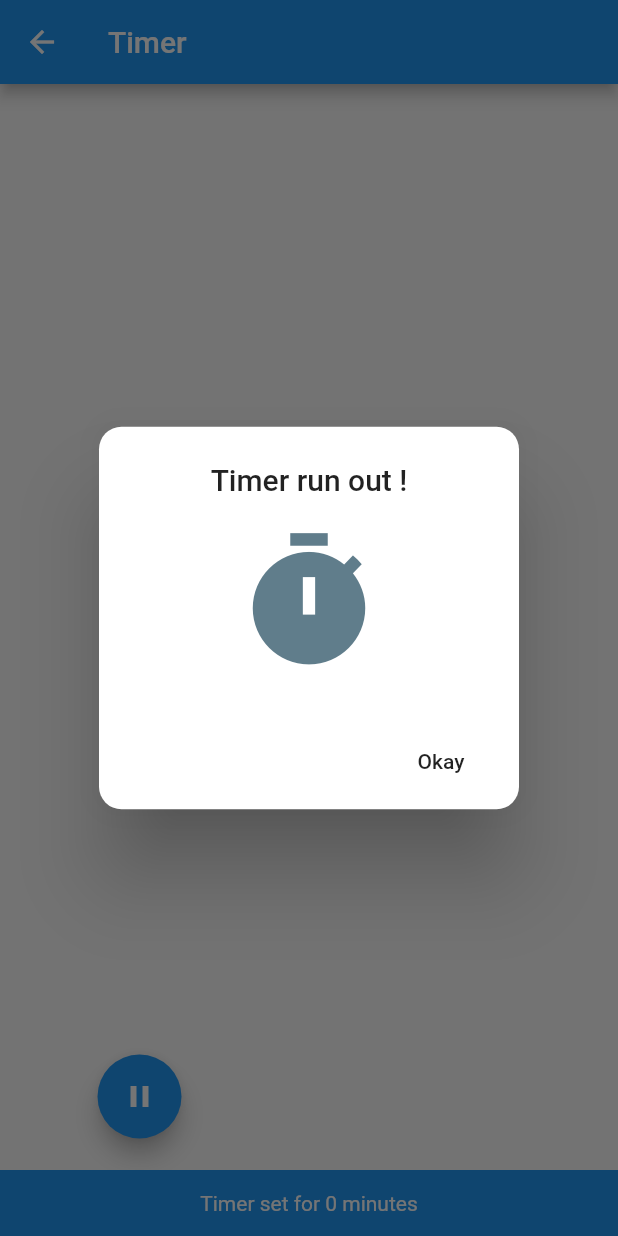
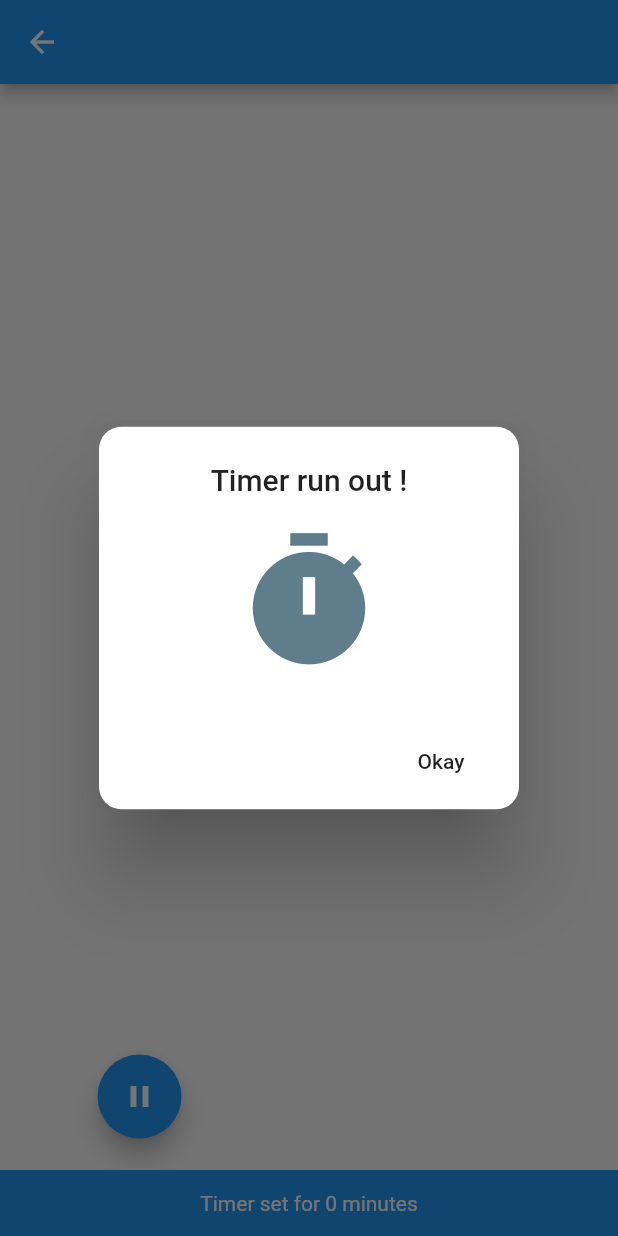
Before and after one commit to emvaized/Nice_animated_timer_app, a Flutter app: the TimerCountDown screen opened directly with empty values, on a phone screen of 412 x 824 dp. Run offline on Flutter 3.47's test engine with Material 2 defaults, Android fonts, the phone set to English and light mode, and no system bars; our stand-ins replace flutter_local_notifications; missing offline and left inert: flutter_duration_picker; statements that could not run were skipped.

Commit message:
Little bug fixes and improvements.

```diff
--- a/lib/ui/TimePickerHome.dart
+++ b/lib/ui/TimePickerHome.dart
@@ -38,7 +38,6 @@ class TimePickerState extends State<TimePicker> with TickerProviderStateMixin {
 
   @override
   void initState() {
-    super.initState();
     controller = AnimationController(
       vsync: this,
       duration: Duration(milliseconds: 600),
@@ -55,13 +54,14 @@ class TimePickerState extends State<TimePicker> with TickerProviderStateMixin {
         initializationSettingsAndroid, initializationSettingsIOS);
     flutterLocalNotificationsPlugin = new FlutterLocalNotificationsPlugin();
     flutterLocalNotificationsPlugin.initialize(initializationSettings);
+    super.initState();
   }
 
   @override
   void dispose() {
-    super.dispose();
     initialOpacityTimer.cancel();
     controller.dispose();
+    super.dispose();
   }
 
   @override
@@ -69,13 +69,14 @@ class TimePickerState extends State<TimePicker> with TickerProviderStateMixin {
     return Scaffold(
         appBar: AppBar(
           backgroundColor: Colors.white,
+          elevation: 2,
           title: Row(
             mainAxisAlignment: MainAxisAlignment.center,
             children: <Widget>[
-              Icon(Icons.timer, color: Colors.black),
+              Icon(Icons.timer, color: Colors.black87),
               Padding(
                 padding: const EdgeInsets.all(8.0),
-                child: Text('Timer', style: TextStyle(color: Colors.black)),
+                child: Text('Timer App', style: TextStyle(color: Colors.black87)),
               ),
             ],
           ),
--- a/lib/ui/TimerScreen.dart
+++ b/lib/ui/TimerScreen.dart
@@ -12,6 +12,8 @@ class TimerCountDown extends StatefulWidget {
   _TimerCountDownState createState() => _TimerCountDownState();
 }
 
+
+
 class _TimerCountDownState extends State<TimerCountDown>
     with TickerProviderStateMixin {
   FlutterLocalNotificationsPlugin flutterLocalNotificationsPlugin;
@@ -24,7 +26,6 @@ class _TimerCountDownState extends State<TimerCountDown>
 
   @override
   void initState() {
-    super.initState();
     var initializationSettingsAndroid =
         new AndroidInitializationSettings('@mipmap/ic_launcher');
     var initializationSettingsIOS = new IOSInitializationSettings();
@@ -41,7 +42,9 @@ class _TimerCountDownState extends State<TimerCountDown>
       duration: Duration(milliseconds: 150),
     );
     timer = startTimer();
+    super.initState();
   }
+
 
   @override
   void dispose() {
@@ -58,13 +61,15 @@ class _TimerCountDownState extends State<TimerCountDown>
             timerIsOn ? await showWarningOnTimerRunning() : true,
         child: Scaffold(
             appBar: AppBar(
-              title: Text('Timer'),
+              //title: Text('Timer'),
             ),
             body: Builder(builder: (BuildContext context) {
               scaffoldContext = context;
               return buildPage();
             })));
   }
+
+
 
   Widget buildPage() {
     return Scaffold(
```
Also changed, not shown: 2 other files.
